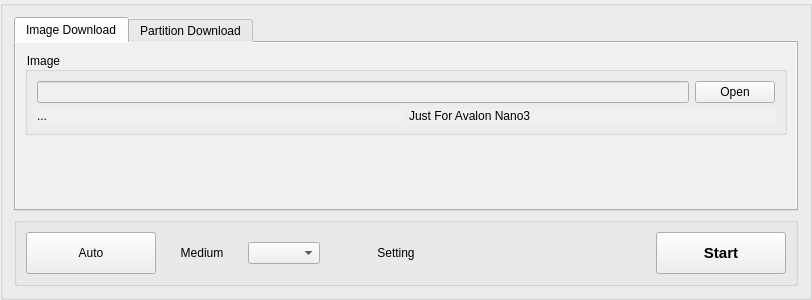
This is gui/src/widgets/BurningControlWindow.ui in kendryte/k230_burning_tool as Qt 5 draws it before an edit. The edited form follows.
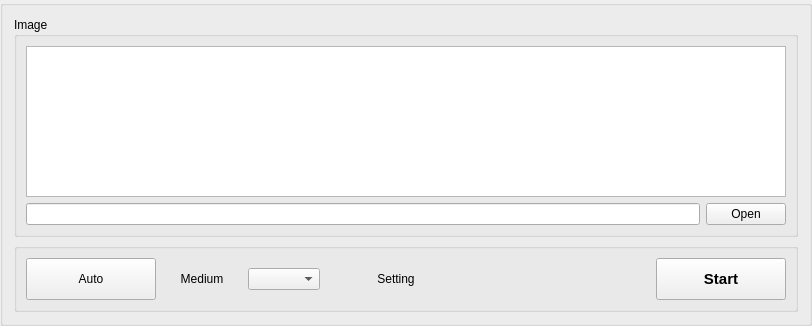
This is the edited form. Icons and pictures are not drawn. Custom widgets are drawn as their Qt base class.

Diff of the .ui file:
```diff
--- a/gui/src/widgets/BurningControlWindow.ui
+++ b/gui/src/widgets/BurningControlWindow.ui
@@ -7,7 +7,7 @@
     <x>0</x>
     <y>0</y>
     <width>812</width>
-    <height>300</height>
+    <height>326</height>
    </rect>
   </property>
   <property name="minimumSize">
@@ -25,23 +25,7 @@
   <property name="windowTitle">
    <string>Form</string>
   </property>
-  <layout class="QGridLayout" name="gridLayout_4">
-   <item row="0" column="0">
-    <widget class="QTabWidget" name="tabWidget">
-     <property name="styleSheet">
-      <string notr="true">background-color: rgb(240, 240, 240);</string>
-     </property>
-     <property name="currentIndex">
-      <number>0</number>
-     </property>
-     <widget class="QWidget" name="ImageBrun">
-      <property name="enabled">
-       <bool>true</bool>
-      </property>
-      <attribute name="title">
-       <string>Image Download</string>
-      </attribute>
-      <layout class="QGridLayout" name="gridLayout_2">
+  <layout class="QGridLayout" name="gridLayout_3">
        <item row="0" column="0">
         <widget class="QGroupBox" name="groupBox_Image">
          <property name="minimumSize">
@@ -53,9 +37,9 @@
          <property name="title">
           <string>Image</string>
          </property>
-         <layout class="QGridLayout" name="gridLayout_5">
-          <item row="0" column="0" colspan="2">
-           <layout class="QHBoxLayout" name="horizontalLayout_2">
+     <layout class="QGridLayout" name="gridLayout_2">
+      <item row="4" column="0">
+       <layout class="QHBoxLayout" name="horizontalLayout_Open">
             <item>
              <widget class="QLineEdit" name="inputSysImage"/>
             </item>
@@ -73,74 +57,69 @@
            </layout>
           </item>
           <item row="1" column="0">
-           <widget class="QLabel" name="txtImageInfo">
-            <property name="text">
-             <string>...</string>
-            </property>
-            <property name="textFormat">
-             <enum>Qt::PlainText</enum>
-            </property>
-           </widget>
-          </item>
-          <item row="1" column="1">
-           <widget class="QLabel" name="label_tips">
-            <property name="text">
-             <string>Just For Avalon Nano3</string>
-            </property>
-            <property name="textFormat">
-             <enum>Qt::AutoText</enum>
-            </property>
-           </widget>
-          </item>
-         </layout>
-        </widget>
-       </item>
-       <item row="1" column="0">
+       <widget class="QTableView" name="tableView">
+        <property name="maximumSize">
+         <size>
+          <width>16777215</width>
+          <height>16777215</height>
+         </size>
+        </property>
+       </widget>
+      </item>
+      <item row="2" column="0">
         <spacer name="verticalSpacer">
          <property name="orientation">
           <enum>Qt::Vertical</enum>
          </property>
          <property name="sizeHint" stdset="0">
           <size>
-           <width>58</width>
-           <height>29</height>
+          <width>20</width>
+          <height>20</height>
           </size>
          </property>
         </spacer>
        </item>
       </layout>
      </widget>
-     <widget class="QWidget" name="PartitionBurn">
-      <attribute name="title">
-       <string>Partition Download</string>
-      </attribute>
-      <layout class="QGridLayout" name="gridLayout_3">
-       <item row="0" column="0">
-        <widget class="QTableView" name="tableView"/>
-       </item>
-      </layout>
-     </widget>
-    </widget>
-   </item>
-   <item row="1" column="0">
+   </item>
+   <item row="3" column="0">
     <widget class="QGroupBox" name="groupBox_Util">
      <property name="title">
       <string/>
      </property>
      <layout class="QGridLayout" name="gridLayout">
-      <item row="0" column="1">
-       <widget class="QLabel" name="label_15">
+      <item row="0" column="7">
+       <widget class="QPushButton" name="btnStartBurn">
+        <property name="sizePolicy">
+         <sizepolicy hsizetype="Minimum" vsizetype="Fixed">
+          <horstretch>0</horstretch>
+          <verstretch>0</verstretch>
+         </sizepolicy>
+        </property>
         <property name="minimumSize">
          <size>
-          <width>80</width>
-          <height>0</height>
+          <width>130</width>
+          <height>42</height>
          </size>
         </property>
+        <property name="font">
+         <font>
+          <pointsize>11</pointsize>
+          <bold>true</bold>
+         </font>
+        </property>
         <property name="text">
-         <string>Medium</string>
+         <string>Start</string>
         </property>
-        <property name="alignment">
-         <set>Qt::AlignCenter</set>
+        <property name="icon">
+         <iconset resource="../../resources/main.qrc">
+          <normaloff>:/file-arrow-down-solid.svg</normaloff>:/file-arrow-down-solid.svg</iconset>
+        </property>
+        <property name="iconSize">
+         <size>
+          <width>75</width>
+          <height>20</height>
+         </size>
         </property>
        </widget>
       </item>
@@ -148,51 +127,6 @@
        <widget class="QComboBox" name="inputTarget"/>
       </item>
       <item row="0" column="4">
-       <spacer name="horizontalSpacer">
-        <property name="orientation">
-         <enum>Qt::Horizontal</enum>
-        </property>
-        <property name="sizeHint" stdset="0">
-         <size>
-          <width>198</width>
-          <height>20</height>
-         </size>
-        </property>
-       </spacer>
-      </item>
-      <item row="0" column="0">
-       <widget class="AnimatedButton" name="buttonStartAuto">
-        <property name="sizePolicy">
-         <sizepolicy hsizetype="Minimum" vsizetype="Fixed">
-          <horstretch>0</horstretch>
-          <verstretch>0</verstretch>
-         </sizepolicy>
-        </property>
-        <property name="minimumSize">
-         <size>
-          <width>130</width>
-          <height>42</height>
-         </size>
-        </property>
-        <property name="text">
-         <string>Auto</string>
-        </property>
-        <property name="icon">
-         <iconset resource="../../resources/main.qrc">
-          <normaloff>:/robot-solid.svg</normaloff>:/robot-solid.svg</iconset>
-        </property>
-        <property name="iconSize">
-         <size>
-          <width>20</width>
-          <height>20</height>
-         </size>
-        </property>
-        <property name="checkable">
-         <bool>true</bool>
-        </property>
-       </widget>
-      </item>
-      <item row="0" column="3">
        <widget class="QPushButton" name="btnOpenSettings">
         <property name="minimumSize">
          <size>
@@ -216,7 +150,36 @@
        </widget>
       </item>
       <item row="0" column="5">
-       <widget class="QPushButton" name="btnStartBurn">
+       <spacer name="horizontalSpacer">
+        <property name="orientation">
+         <enum>Qt::Horizontal</enum>
+        </property>
+        <property name="sizeHint" stdset="0">
+         <size>
+          <width>40</width>
+          <height>20</height>
+         </size>
+        </property>
+       </spacer>
+      </item>
+      <item row="0" column="1">
+       <widget class="QLabel" name="label">
+        <property name="minimumSize">
+         <size>
+          <width>80</width>
+          <height>0</height>
+         </size>
+        </property>
+        <property name="text">
+         <string>Medium</string>
+        </property>
+        <property name="alignment">
+         <set>Qt::AlignCenter</set>
+        </property>
+       </widget>
+      </item>
+      <item row="0" column="0">
+       <widget class="AnimatedButton" name="buttonStartAuto">
         <property name="sizePolicy">
          <sizepolicy hsizetype="Minimum" vsizetype="Fixed">
           <horstretch>0</horstretch>
@@ -229,14 +192,8 @@
           <height>42</height>
          </size>
         </property>
-        <property name="font">
-         <font>
-          <pointsize>11</pointsize>
-          <bold>true</bold>
-         </font>
-        </property>
         <property name="text">
-         <string>Start</string>
+         <string>Auto</string>
         </property>
         <property name="icon">
          <iconset resource="../../resources/main.qrc">
@@ -244,7 +201,7 @@
         </property>
         <property name="iconSize">
          <size>
-          <width>75</width>
+          <width>20</width>
           <height>20</height>
          </size>
         </property>
```
Left out of the diff: 5 changed lines with no effect on the pictures. Lines whose indentation alone changed are shown as unchanged.
